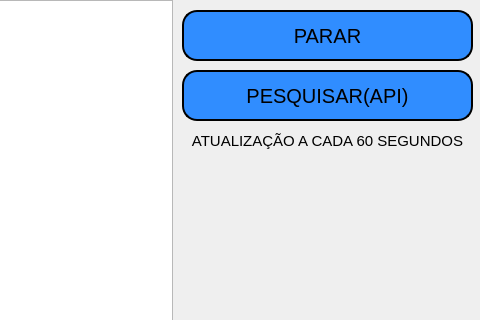
Old version of the form interface/secW.ui in the repository AlexandreSilvestrin/Programa-automacao; both pictures show x 598 to 1078 and y 0 to 320 of the 1078 by 614 pixel window.
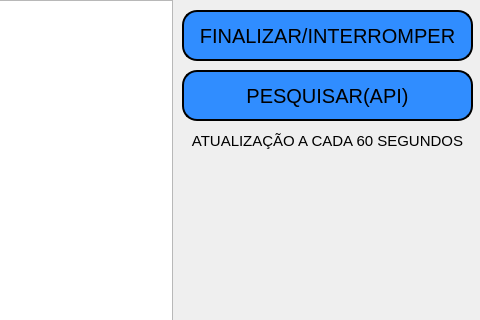
New version of the form.

Patch:
```diff
--- a/interface/secW.ui
+++ b/interface/secW.ui
@@ -245,7 +245,7 @@
 }</string>
     </property>
     <property name="text">
-     <string>PARAR</string>
+     <string>FINALIZAR/INTERROMPER</string>
     </property>
    </widget>
   </widget>
```
Left out of the diff: 2 changed lines with no effect on the pictures.
